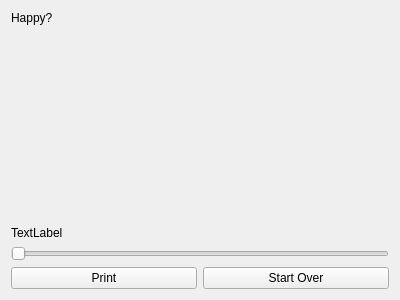
Old version of the form gui/postprocesswidget.ui in the repository andyboeh/qtphotobox.
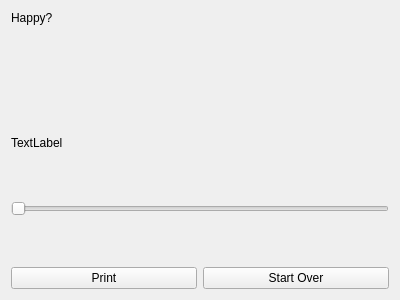
New version of the form.

Patch:
```diff
--- a/gui/postprocesswidget.ui
+++ b/gui/postprocesswidget.ui
@@ -50,6 +50,12 @@
    </item>
    <item row="3" column="0" colspan="2">
     <widget class="QSlider" name="sliderNumCopies">
+     <property name="sizePolicy">
+      <sizepolicy hsizetype="Expanding" vsizetype="Expanding">
+       <horstretch>0</horstretch>
+       <verstretch>0</verstretch>
+      </sizepolicy>
+     </property>
      <property name="pageStep">
       <number>1</number>
      </property>
```
